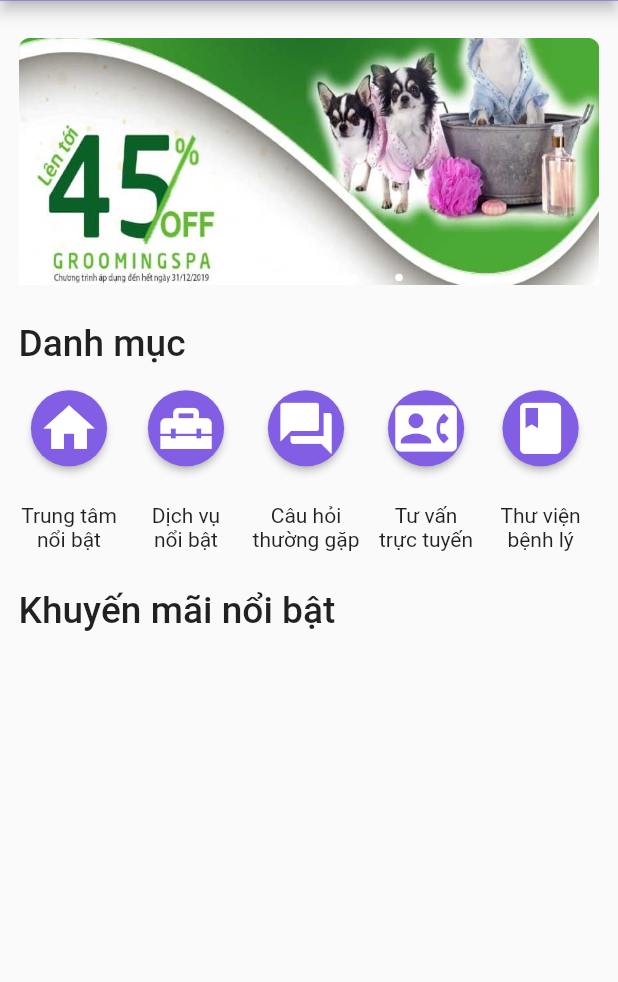
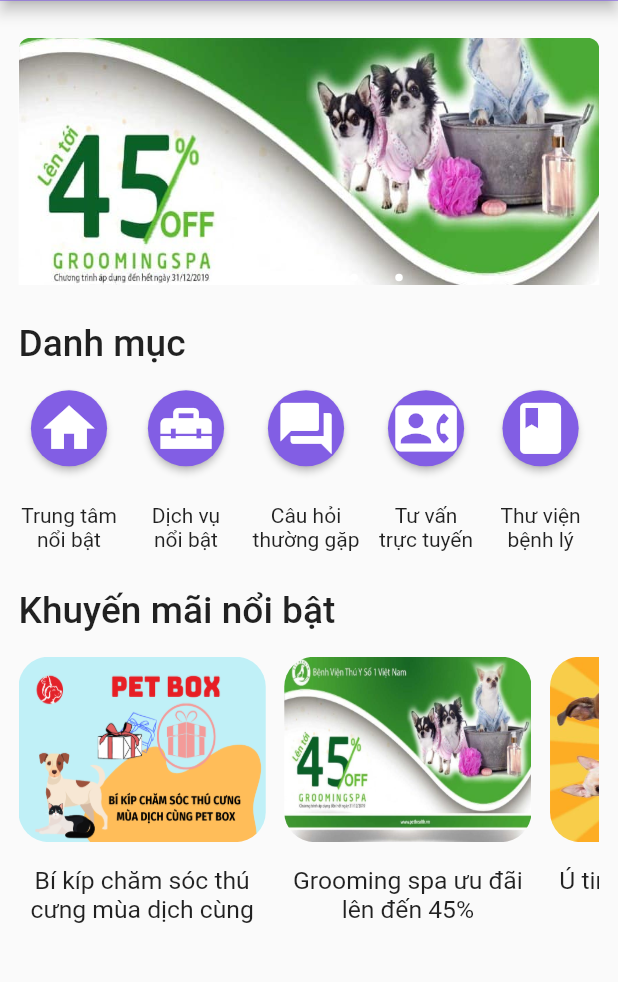
Before and after one commit to khanhpl/Pegoda, a Flutter app: the CusHomeScreen screen opened by its route, on a phone screen of 412 x 824 dp, the part 123-1105 px from its top. Run offline on Flutter 3.47's test engine with Material 2 defaults, Android fonts, the phone set to English and light mode, and no system bars; drawn by our look-alikes of carousel_pro; our stand-ins replace convex_bottom_bar.

Commit message:
khanhpl 11-2 update cusmainscreen khuyen mai noi bat

```diff
--- /dev/null
+++ b/Pegoda Mobile/Pegoda/lib/MyLib/class/coupon.dart
@@ -0,0 +1,5 @@
+class Coupon{
+  var couponImage;
+  var couponContent;
+  Coupon({required this.couponImage, required this.couponContent});
+}
--- a/Pegoda Mobile/Pegoda/lib/controllers/customer_main.dart
+++ b/Pegoda Mobile/Pegoda/lib/controllers/customer_main.dart
@@ -1,6 +1,6 @@
 import 'package:flutter/material.dart';
 import 'package:convex_bottom_bar/convex_bottom_bar.dart';
-import 'package:pegoda/screens/customer/cus_home_screen.dart';
+import 'package:pegoda/screens/customer/cus_main/cus_home_screen.dart';
 import '../MyLib/constants.dart' as Constants;
 
 class CusMain extends StatefulWidget {
--- a/Pegoda Mobile/Pegoda/lib/main.dart
+++ b/Pegoda Mobile/Pegoda/lib/main.dart
@@ -1,7 +1,7 @@
 import 'package:flutter/material.dart';
 import 'package:pegoda/controllers/customer_main.dart';
 import 'package:pegoda/controllers/pet_care_center_main.dart';
-import 'package:pegoda/screens/customer/cus_home_screen.dart';
+import 'package:pegoda/screens/customer/cus_main/cus_home_screen.dart';
 import 'package:pegoda/screens/pet_care_center/pcc_home_screen.dart';
 import 'package:pegoda/screens/welcome/login_screen.dart';
 import 'package:pegoda/screens/welcome/welcome_screen.dart';
--- a/Pegoda Mobile/Pegoda/lib/screens/customer/cus_home_screen.dart
+++ b/Pegoda Mobile/Pegoda/lib/screens/customer/cus_main/cus_home_screen.dart
@@ -1,17 +1,42 @@
 
-import 'package:flutter/cupertino.dart';
 import 'package:flutter/material.dart';
-import 'package:pegoda/screens/customer/up_nav_bar.dart';
-import '../../MyLib/constants.dart' as Constants;
-
+import 'package:pegoda/MyLib/class/coupon.dart';
+import 'package:pegoda/screens/customer/cus_main/show_coupon_on_home_screen.dart';
+import 'package:pegoda/screens/customer/cus_main/up_nav_bar.dart';
+import '../../../MyLib/constants.dart' as Constants;
 import 'package:carousel_pro/carousel_pro.dart';
 
-class CusHomeScreen extends StatelessWidget {
+class CusHomeScreen extends StatefulWidget {
+  @override
+  State<CusHomeScreen> createState() => _CusHomeScreenState();
+}
+
+class _CusHomeScreenState extends State<CusHomeScreen> {
   @override
   Widget build(BuildContext context) {
     var _pageHeight = MediaQuery.of(context).size.height;
     var _pageWidth = MediaQuery.of(context).size.width;
     var _bgColor = Constants.bgColor;
+    List<Coupon> _couponList = [
+      Coupon(
+          couponImage: 'assets/cus/main_screen/coupon1.png',
+          couponContent: 'Bí kíp chăm sóc thú cưng mùa dịch cùng pet box.'),
+      Coupon(
+          couponImage: 'assets/cus/main_screen/coupon2.jpg',
+          couponContent: 'Grooming spa ưu đãi lên đến 45%'),
+      Coupon(
+          couponImage: 'assets/cus/main_screen/coupon3.jpg',
+          couponContent: 'Ú tim tìm boss ưu đã lên đến 50%'),
+      Coupon(
+          couponImage: 'assets/cus/main_screen/coupon4.jpg',
+          couponContent: 'Sen ơi ở đây có giảm giá nhà gỗ lofe pet nè'),
+      Coupon(
+          couponImage: 'assets/cus/main_screen/coupon5.jpg',
+          couponContent: 'Trải nghiệm siêu tiết kiệm'),
+      Coupon(
+          couponImage: 'assets/cus/main_screen/coupon6.jpg',
+          couponContent: 'Sale tết lên đến 50%'),
+    ];
     return Scaffold(
       appBar: UpAppBar(context),
       body: Material(
@@ -19,7 +44,10 @@
           padding: EdgeInsets.fromLTRB(_pageWidth * 0.03, _pageHeight * 0.03,
               _pageWidth * 0.03, _pageHeight * 0.1),
           child: SingleChildScrollView(
+            scrollDirection: Axis.vertical,
+            // physics: ClampingScrollPhysics(),
             child: Column(
+              mainAxisAlignment: MainAxisAlignment.start,
               crossAxisAlignment: CrossAxisAlignment.start,
               children: [
                 //slide
@@ -76,15 +104,13 @@
                             child: Text(
                               'Trung tâm \nnổi bật',
                               textAlign: TextAlign.center,
-                              style: TextStyle(
-                                fontWeight: FontWeight.w400
-                              ),
+                              style: TextStyle(fontWeight: FontWeight.w400),
                             ),
                           ),
                         ],
                       ),
 
-                      SizedBox(width: _pageWidth*0.03),
+                      SizedBox(width: _pageWidth * 0.03),
                       //Dịch vụ nổi bật
                       Column(
                         children: [
@@ -109,15 +135,13 @@
                             child: Text(
                               'Dịch vụ \nnổi bật',
                               textAlign: TextAlign.center,
-                              style: TextStyle(
-                                  fontWeight: FontWeight.w400
-                              ),
+                              style: TextStyle(fontWeight: FontWeight.w400),
                             ),
                           ),
                         ],
                       ),
 
-                      SizedBox(width: _pageWidth*0.03),
+                      SizedBox(width: _pageWidth * 0.03),
                       //Câu hỏi thường gặp
                       Column(
                         children: [
@@ -142,15 +166,13 @@
                             child: Text(
                               'Câu hỏi \nthường gặp',
                               textAlign: TextAlign.center,
-                              style: TextStyle(
-                                  fontWeight: FontWeight.w400
-                              ),
+                              style: TextStyle(fontWeight: FontWeight.w400),
                             ),
                           ),
                         ],
                       ),
 
-                      SizedBox(width: _pageWidth*0.03),
+                      SizedBox(width: _pageWidth * 0.03),
                       //Tư vấn trực tuyến
                       Column(
                         children: [
@@ -175,15 +197,13 @@
                             child: Text(
                               'Tư vấn \ntrực tuyến',
                               textAlign: TextAlign.center,
-                              style: TextStyle(
-                                  fontWeight: FontWeight.w400
-                              ),
+                              style: TextStyle(fontWeight: FontWeight.w400),
                             ),
                           ),
                         ],
                       ),
 
-                      SizedBox(width: _pageWidth*0.03),
+                      SizedBox(width: _pageWidth * 0.03),
                       //Thư viện bệnh lý
                       Column(
                         children: [
@@ -208,9 +228,7 @@
                             child: Text(
                               'Thư viện \nbệnh lý',
                               textAlign: TextAlign.center,
-                              style: TextStyle(
-                                  fontWeight: FontWeight.w400
-                              ),
+                              style: TextStyle(fontWeight: FontWeight.w400),
                             ),
                           ),
                         ],
@@ -219,6 +237,7 @@
                   ),
                 ),
 
+                //khuyến mãi
                 SizedBox(height: _pageHeight * 0.03),
                 Container(
                   child: Text(
@@ -230,6 +249,23 @@
                     ),
                   ),
                 ),
+                SizedBox(height: _pageHeight * 0.02),
+                Container(
+                  height: _pageHeight*0.22,
+                  child: ListView.separated(
+                    // physics: NeverScrollableScrollPhysics(),
+                    // shrinkWrap: true,
+                    scrollDirection: Axis.horizontal,
+                    itemCount: _couponList.length,
+                    separatorBuilder: (BuildContext context, int index) {
+                      return SizedBox(width: _pageWidth * 0.03);
+                    },
+                    itemBuilder: (BuildContext context, int index) {
+                      return ShowCouponOnHomeScreen(coupon: _couponList[index]);
+                    },
+                  ),
+                ),
+
                 SizedBox(height: _pageHeight * 0.02),
               ],
             ),
--- /dev/null
+++ b/Pegoda Mobile/Pegoda/lib/screens/customer/cus_main/show_coupon_on_home_screen.dart
@@ -0,0 +1,59 @@
+
+import 'package:flutter/material.dart';
+import 'package:pegoda/MyLib/class/coupon.dart';
+
+class ShowCouponOnHomeScreen extends StatefulWidget
+{
+  Coupon coupon;
+  ShowCouponOnHomeScreen({required this.coupon});
+
+  @override
+  State<ShowCouponOnHomeScreen> createState() => _ShowCouponOnHomeScreenState(coupon: this.coupon);
+}
+
+class _ShowCouponOnHomeScreenState extends State<ShowCouponOnHomeScreen> {
+
+  Coupon coupon;
+  _ShowCouponOnHomeScreenState({required this.coupon});
+
+  @override
+  Widget build(BuildContext context) {
+    var _pageHeight = MediaQuery.of(context).size.height;
+    var _pageWidth = MediaQuery.of(context).size.width;
+    return Material(
+      child: Container(
+        child: Column(
+          children: [
+            Container(
+              width: _pageWidth*0.4,
+              height: _pageHeight*0.15,
+              decoration: BoxDecoration(
+                image: DecorationImage(
+                    image: AssetImage(coupon.couponImage),
+                    fit: BoxFit.fill,
+                ),
+                borderRadius: BorderRadius.circular(20),
+              ),
+            ),
+            SizedBox(height: _pageHeight*0.02),
+            Container(
+              width: _pageWidth*0.4,
+              child: Text(
+                coupon.couponContent,
+                maxLines: 2,
+                textAlign: TextAlign.center,
+                softWrap: true,
+                style: TextStyle(
+                  fontSize: _pageHeight*0.02,
+                  fontWeight: FontWeight.w400,
+
+                ),
+              ),
+            ),
+          ],
+        ),
+      ),
+    );
+  }
+
+}
--- a/Pegoda Mobile/Pegoda/lib/screens/customer/up_nav_bar.dart
+++ b/Pegoda Mobile/Pegoda/lib/screens/customer/cus_main/up_nav_bar.dart
@@ -1,5 +1,5 @@
 import 'package:flutter/material.dart';
-import '../../MyLib/constants.dart' as Constants;
+import '../../../MyLib/constants.dart' as Constants;
 AppBar UpAppBar(context) {
   var _pageWidth = MediaQuery.of(context).size.width;
   var _pageHeight = MediaQuery.of(context).size.height;
```
Also changed, not shown: Pegoda Mobile/Pegoda/assets/cus/main_screen/coupon1.png (added), Pegoda Mobile/Pegoda/assets/cus/main_screen/coupon2.jpg (added), Pegoda Mobile/Pegoda/assets/cus/main_screen/coupon3.jpg (added), Pegoda Mobile/Pegoda/assets/cus/main_screen/coupon4.jpg (added), Pegoda Mobile/Pegoda/assets/cus/main_screen/coupon5.jpg (added), Pegoda Mobile/Pegoda/assets/cus/main_screen/coupon6.jpg (added).
